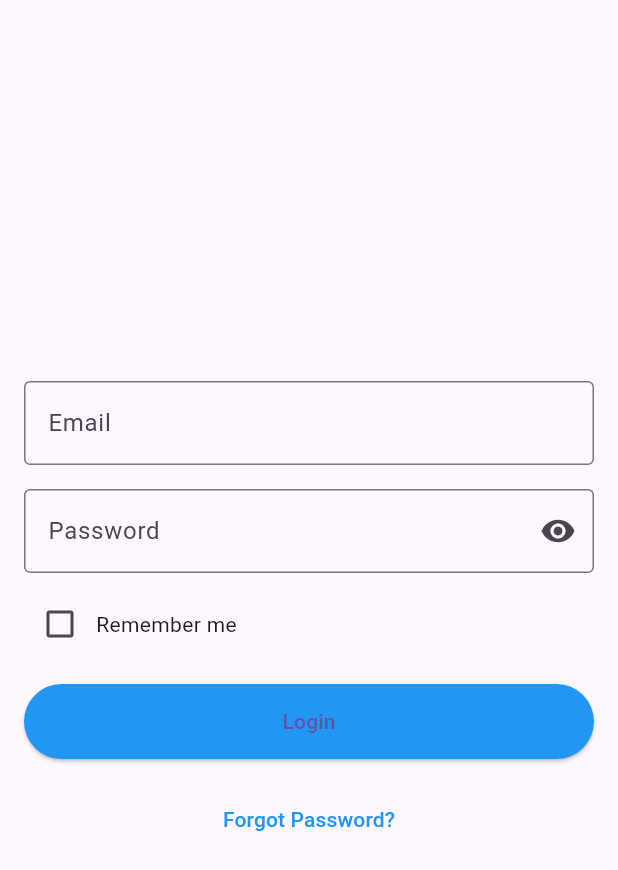
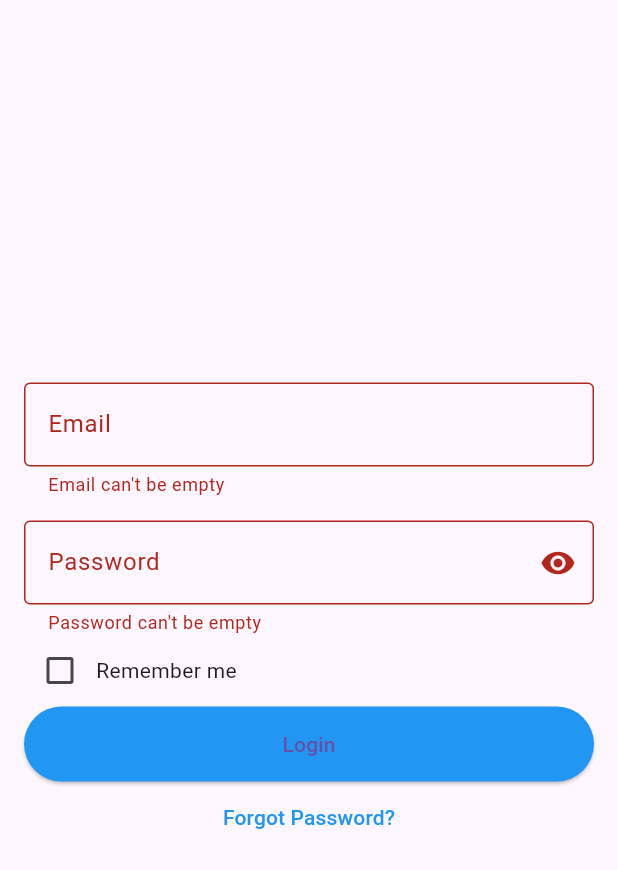
Before and after one commit to raviseta/Health-Tracker-App, a Flutter app: the screen it shows after launch, after a tap on "Login", on a phone screen of 412 x 824 dp. Shown: the top 870 px of the screen. Run offline on Flutter 3.47's test engine with Material 3 defaults, Android fonts, the phone set to English and light mode, and no system bars.

Commit message:
code refactor

```diff
--- a/lib/Login/login.dart
+++ b/lib/Login/login.dart
@@ -1,5 +1,4 @@
 import 'package:flutter/material.dart';
-import 'package:trackers/services/api_services.dart';
 
 class LoginScreen extends StatefulWidget {
   const LoginScreen({super.key});
@@ -12,32 +11,9 @@ class LoginScreen extends StatefulWidget {
 class _LoginScreenState extends State<LoginScreen> {
   final TextEditingController _emailController = TextEditingController();
   final TextEditingController _passwordController = TextEditingController();
+
   bool isLoading = false;
-
-  // Future<void> loginUser(String email, String password) async {
-  //   setState(() {
-  //     isLoading = true;
-  //   });
-
-  //   final url = Uri.parse('https://api.dev.healthtechgate.com/login');
-  //   final response = await http.post(
-  //     url,
-  //     headers: {
-  //       'Content-Type': 'application/json',
-  //     },
-  //     body: jsonEncode({'email': email, 'password': password}),
-  //   );
-
-  //   if (response.statusCode == 200) {
-  //     Navigator.push(
-  //       // ignore: use_build_context_synchronously
-  //       context,
-  //       MaterialPageRoute(builder: (context) => const MyHomePage()),
-  //     );
-  //   } else {
-  //     _showErrorDialog("Incorrect username or password.");
-  //   }
-  // }
+  final formKey = new GlobalKey<FormState>();
 
   void _showErrorDialog(String message) {
     showDialog(
@@ -55,25 +31,40 @@ class _LoginScreenState extends State<LoginScreen> {
     );
   }
 
+  void validateAndSave() {
+    final form = formKey.currentState;
+    if (form!.validate()) {}
+  }
+
   @override
   Widget build(BuildContext context) {
+    String _email;
+
     return Scaffold(
       body: Padding(
         padding: const EdgeInsets.all(16.0),
+        child: Form(
+          key: formKey,
           child: Column(
               mainAxisAlignment: MainAxisAlignment.center,
-          children: [
-            // Email TextField
-            TextField(
+              children: textFieldView() + loginButtonView() + forgotPassView()),
+        ),
+      ),
+    );
+  }
+
+  List<Widget> textFieldView() {
+    return [
+      TextFormField(
         controller: _emailController,
         decoration: const InputDecoration(
           labelText: 'Email',
           border: OutlineInputBorder(),
         ),
+        validator: (value) => value!.isEmpty ? 'Email can\'t be empty' : null,
       ),
-            const SizedBox(height: 16),
-            // Password TextField
-            TextField(
+      SizedBox(height: 16),
+      TextFormField(
         controller: _passwordController,
         decoration: const InputDecoration(
           labelText: 'Password',
@@ -81,9 +72,9 @@ class _LoginScreenState extends State<LoginScreen> {
           suffixIcon: Icon(Icons.visibility),
         ),
         obscureText: true,
+        validator: (value) =>
+            value!.isEmpty ? 'Password can\'t be empty' : null,
       ),
-            const SizedBox(height: 10),
-            // Remember Me checkbox
       Row(
         children: [
           Checkbox(
@@ -95,28 +86,34 @@ class _LoginScreenState extends State<LoginScreen> {
           const Text('Remember me'),
         ],
       ),
-            const SizedBox(height: 16),
-            // Login button
+    ];
+  }
+
+  List<Widget> loginButtonView() {
+    return [
       ElevatedButton(
         onPressed: () {
-                final email = _emailController.text;
-                final password = _passwordController.text;
+          validateAndSave();
+          // final email = _emailController.text;
+          // final password = _passwordController.text;
 
-                if (email == '' || password == '') {
-                  _showErrorDialog("Incorrect username or password.");
-                } else {
-                  APIService().loginUser(email, password)
-                }
+          // if (email == '' || password == '') {
+          //   //    _showErrorDialog("Incorrect username or password.");
+          // } else {
+          //   APIService().loginUser(email, password);
+          // }
         },
         style: ElevatedButton.styleFrom(
           backgroundColor: Colors.blue,
-                minimumSize:
-                    const Size(double.infinity, 50), // Full-width button
+          minimumSize: const Size(double.infinity, 50), // Full-width button
         ),
         child: const Text('Login'),
-            ),
-            const SizedBox(height: 16),
-            // Forgot password
+      )
+    ];
+  }
+
+  List<Widget> forgotPassView() {
+    return [
       TextButton(
         onPressed: () {
           // Forgot password action
@@ -126,9 +123,6 @@ class _LoginScreenState extends State<LoginScreen> {
           style: TextStyle(color: Colors.blue),
         ),
       ),
-          ],
-        ),
-      ),
-    );
+    ];
   }
 }
--- a/lib/services/api_services.dart
+++ b/lib/services/api_services.dart
@@ -1,7 +1,11 @@
 import 'package:http/http.dart' as http;
 import 'dart:convert';
 
-class APIService {
+abstract class LoginAPI {
+  Future<void> loginUser(String email, String password);
+}
+
+class APIService implements LoginAPI {
   Future<void> loginUser(String email, String password) async {
     final url = Uri.parse('https://api.dev.healthtechgate.com/login');
     final response = await http.post(
```
Lines whose indentation alone changed are shown as unchanged.
